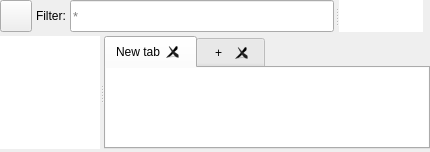
Qt form src/conan_explorer/ui/views/package_explorer/package_explorer.ui (goszpeti/conan_explorer) before a commit.
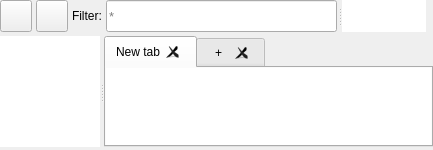
The same form after that commit.

Commit message: Add better cleanup and show sizes feature * Bump up version to 2.3.0a1

Patch:
```diff
--- a/src/conan_explorer/ui/views/package_explorer/package_explorer.ui
+++ b/src/conan_explorer/ui/views/package_explorer/package_explorer.ui
@@ -6,8 +6,8 @@
    <rect>
     <x>0</x>
     <y>0</y>
-    <width>430</width>
-    <height>152</height>
+    <width>433</width>
+    <height>150</height>
    </rect>
   </property>
   <property name="windowTitle">
@@ -65,6 +65,37 @@
        </property>
       </widget>
      </item>
+     <item>
+      <widget class="QPushButton" name="show_sizes_button">
+       <property name="sizePolicy">
+        <sizepolicy hsizetype="Preferred" vsizetype="Preferred">
+         <horstretch>0</horstretch>
+         <verstretch>0</verstretch>
+        </sizepolicy>
+       </property>
+       <property name="minimumSize">
+        <size>
+         <width>32</width>
+         <height>32</height>
+        </size>
+       </property>
+       <property name="maximumSize">
+        <size>
+         <width>32</width>
+         <height>32</height>
+        </size>
+       </property>
+       <property name="toolTip">
+        <string>Show package sizes</string>
+       </property>
+       <property name="text">
+        <string/>
+       </property>
+       <property name="checkable">
+        <bool>true</bool>
+       </property>
+      </widget>
+     </item>
      <item>
       <widget class="QLabel" name="package_filter_label">
        <property name="sizePolicy">
```
The commit also changes 11 other files.
